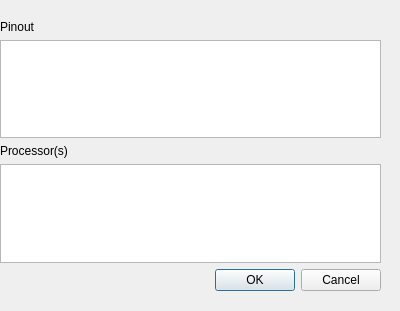
The window that templates/data_sheet_to_csv.ui (bjones1/pic24lib_all) describes before a commit, drawn with Qt 5.
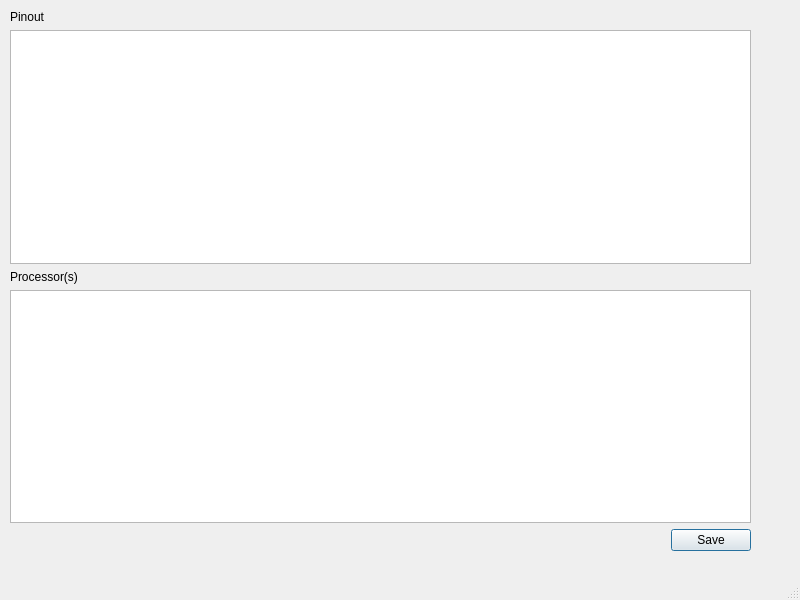
The same window after the commit.

Commit message: Fix: data sheet utility GUI improvements:        Just a save button.        Clear form on CSV write, provide a status bar message.        Don't exit on clicking OK.

What changed in the file:
```diff
--- a/templates/data_sheet_to_csv.ui
+++ b/templates/data_sheet_to_csv.ui
@@ -1,31 +1,26 @@
 <?xml version="1.0" encoding="UTF-8"?>
 <ui version="4.0">
- <class>Dialog</class>
- <widget class="QDialog" name="Dialog">
+ <class>MainWindow</class>
+ <widget class="QMainWindow" name="MainWindow">
   <property name="geometry">
    <rect>
     <x>0</x>
     <y>0</y>
-    <width>400</width>
-    <height>311</height>
+    <width>800</width>
+    <height>600</height>
    </rect>
   </property>
-  <property name="sizePolicy">
-   <sizepolicy hsizetype="Expanding" vsizetype="Expanding">
-    <horstretch>0</horstretch>
-    <verstretch>0</verstretch>
-   </sizepolicy>
-  </property>
   <property name="windowTitle">
    <string>Dialog</string>
   </property>
-  <widget class="QWidget" name="">
+  <widget class="QWidget" name="centralwidget">
+   <widget class="QWidget" name="layoutWidget">
    <property name="geometry">
     <rect>
-     <x>0</x>
-     <y>20</y>
-     <width>381</width>
-     <height>271</height>
+      <x>10</x>
+      <y>10</y>
+      <width>741</width>
+      <height>541</height>
     </rect>
    </property>
    <layout class="QVBoxLayout" name="verticalLayout_3" stretch="0,0,0,0,0">
@@ -62,13 +57,25 @@
        <enum>Qt::Horizontal</enum>
       </property>
       <property name="standardButtons">
-       <set>QDialogButtonBox::Cancel|QDialogButtonBox::Ok</set>
+        <set>QDialogButtonBox::Save</set>
       </property>
      </widget>
     </item>
    </layout>
   </widget>
  </widget>
+  <widget class="QMenuBar" name="menubar">
+   <property name="geometry">
+    <rect>
+     <x>0</x>
+     <y>0</y>
+     <width>800</width>
+     <height>21</height>
+    </rect>
+   </property>
+  </widget>
+  <widget class="QStatusBar" name="statusbar"/>
+ </widget>
  <resources/>
  <connections>
   <connection>
```
Left out of the diff: 37 changed lines with no effect on the pictures. Lines whose indentation alone changed are shown as unchanged. The commit also changes 1 other file.
